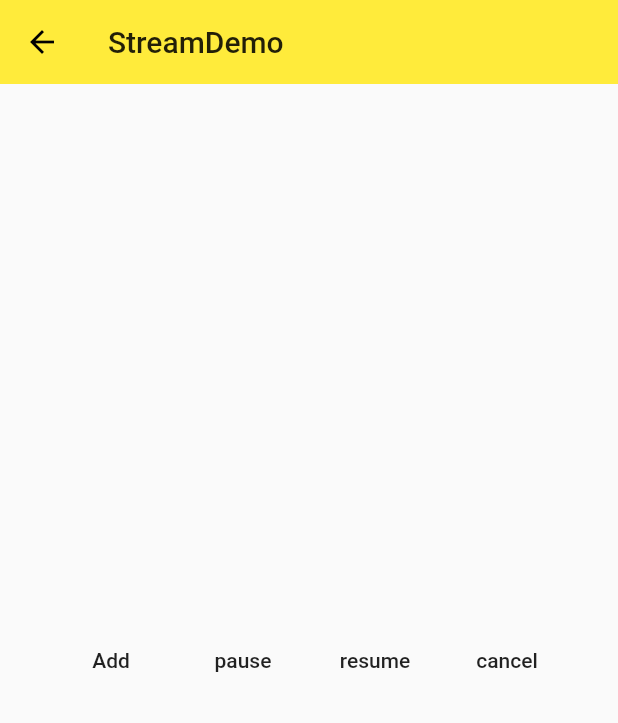
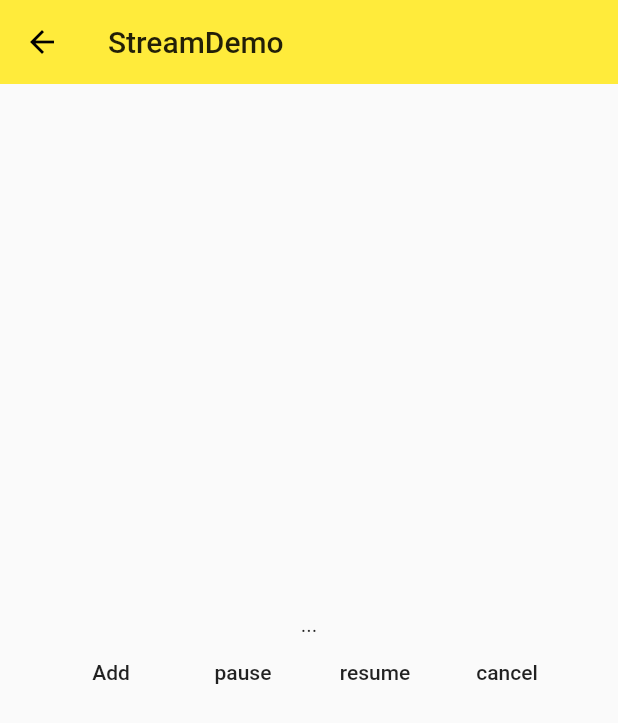
Before and after one commit to zhangGith/hello_demo, a Flutter app: the screen it shows after launch, after a tap on "resume", on a phone screen of 412 x 824 dp. Shown: the top 723 px of the screen. Run offline on Flutter 3.47's test engine with Material 2 defaults, Android fonts, the phone set to English and light mode, and no system bars.

Commit message:
在界面上显示 Stream 上的数据

```diff
--- a/lib/demo/stream/stream_demo.dart
+++ b/lib/demo/stream/stream_demo.dart
@@ -24,6 +24,7 @@ class _StreamDemoHomeState extends State<StreamDemoHome> {
   StreamSubscription _streamSubscription;
   StreamController<String> _streamDemo;
   StreamSink _sinkDemo;
+  String _data ='...';
 
   @override
   void dispose() {
@@ -57,6 +58,9 @@ class _StreamDemoHomeState extends State<StreamDemoHome> {
 
   void onData(String data) {
     print('$data');
+    setState(() {
+      _data = data;
+    });
   }
 
   void onDataTwo(String data) {
@@ -95,7 +99,11 @@ class _StreamDemoHomeState extends State<StreamDemoHome> {
   Widget build(BuildContext context) {
     return Container(
       child: Center(
-        child: Row(
+        child: Column(
+          mainAxisAlignment: MainAxisAlignment.center,
+          children: [
+            Text(_data),
+            Row(
               mainAxisAlignment: MainAxisAlignment.center,
               children: [
                 FlatButton(
@@ -116,6 +124,8 @@ class _StreamDemoHomeState extends State<StreamDemoHome> {
                 ),
               ],
             ),
+          ],
+        ),
       ),
     );
   }
```
Lines whose indentation alone changed are shown as unchanged.
